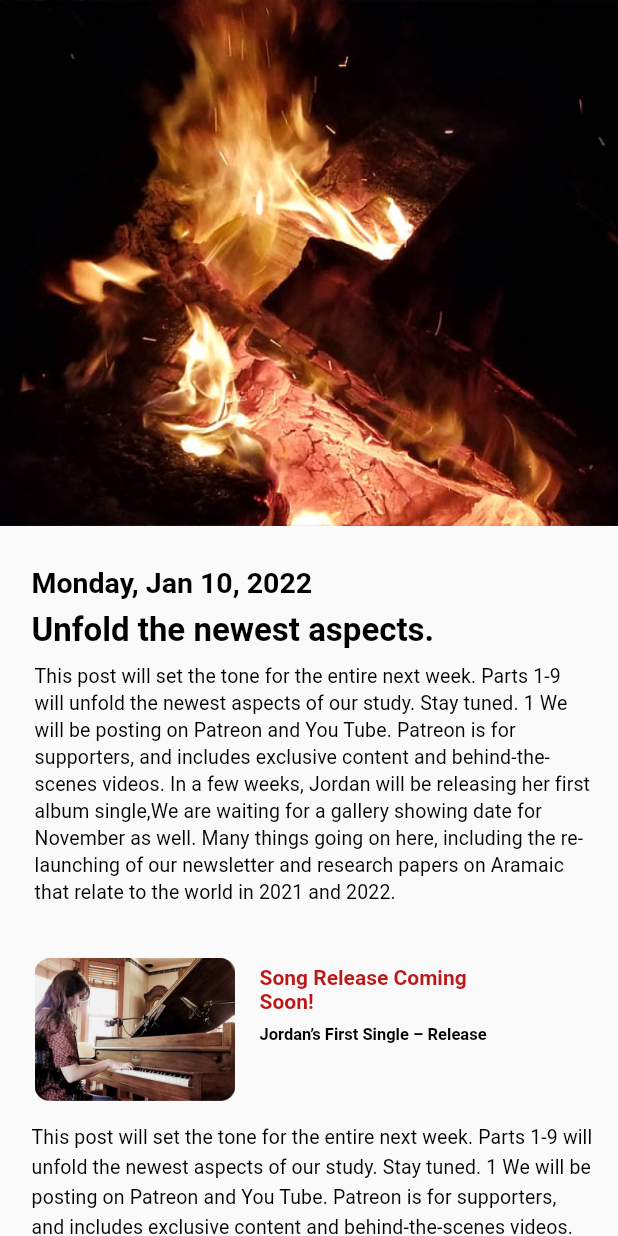
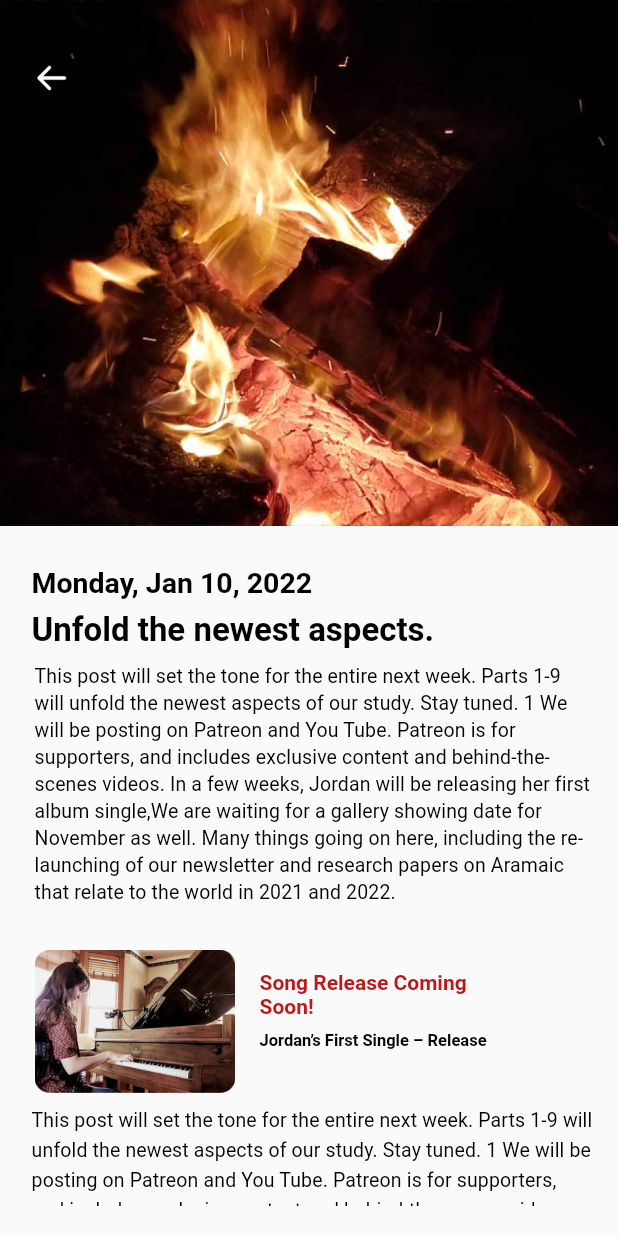
Before and after one commit to abhimanyu-worksdelight/daily_reach, a Flutter app: the Feed screen opened directly, after a tap on "Monday, Jan 10, 2022", on a phone screen of 412 x 824 dp. Run offline on Flutter 3.47's test engine with Material 2 defaults, Android fonts, the phone set to English and light mode, and no system bars; our stand-ins replace chewie, country_code_picker, flutter_svg, video_player; Roboto replaces fonts that are missing (assets/fonts/segui.TTf).

Commit message:
post detail

```diff
--- a/lib/Feed.dart
+++ b/lib/Feed.dart
@@ -17,6 +17,7 @@ class _Feed extends State<Feed> {
   @override
   Widget build(BuildContext context) {
     return Scaffold(
+      backgroundColor:Colors.white ,
         body: Column(
       children: [
         Padding(
@@ -47,7 +48,7 @@ class _Feed extends State<Feed> {
                       Navigator.push(
                           context,
                           MaterialPageRoute(
-                              builder: (context) =>NotificationScreen ()));
+                              builder: (context) =>Notefication ()));
                     },
                   child:Image.asset(
                     "assets/images/bell.png",
@@ -139,13 +140,13 @@ class _Feed extends State<Feed> {
                         child: Row(mainAxisAlignment: MainAxisAlignment.spaceBetween,
                           children: [Row(
                             children: [
-                            Container(
+                            Container(width:44,height: 17,
                               padding: const EdgeInsets.all(4),
                               child: Text(
                                 "Music",
                                 textAlign: TextAlign.center,
                                 style: TextStyle(
-                                    fontWeight: FontWeight.w400,
+                                    fontWeight: FontWeight.w600,
                                     fontSize: 10,
                                     fontFamily: "assets/fonts/segui.TTf",
                                     color: Colors.black),
@@ -169,13 +170,13 @@ class _Feed extends State<Feed> {
                             SizedBox(
                               width: 10,
                             ),
-                            Container(
+                              Container(width:44,height: 17,
                               padding: const EdgeInsets.all(4),
                               child: Text(
                                 "Movie",
                                 textAlign: TextAlign.center,
                                 style: TextStyle(
-                                    fontWeight: FontWeight.w400,
+                                    fontWeight: FontWeight.w600,
                                     fontSize: 10,
                                     fontFamily: "assets/fonts/segui.TTf",
                                     color: Colors.black),
--- a/lib/PostDetail.dart
+++ b/lib/PostDetail.dart
@@ -1,6 +1,8 @@
 import 'package:flutter/material.dart';
 
+import 'Feed.dart';
 import 'FirstPage.dart';
+import 'SplashScreen.dart';
 class PostDetail extends StatefulWidget{
   @override
   State<StatefulWidget> createState() {
@@ -12,20 +14,43 @@ class _PostDetail extends   State<StatefulWidget>{
   @override
   Widget build(BuildContext context) {
     return Scaffold(
-      body: SafeArea(
-        child: Column(
+      body: Column(
+        children: [
+      Stack(
           children: [ Container(
           child:(Image.asset("assets/images/daily2.png" )
 
-          )
-        ),
+          ),
+
+    ),
+            Padding(
+                padding: EdgeInsets.fromLTRB(21,40, 7, 23),
+                child:
+                Row(mainAxisAlignment: MainAxisAlignment.start, children: [
+                  GestureDetector(
+                    onTap: () {
+                     Navigator.pop(context);
+                    },
+
+                      child:Image.asset(
+                        "assets/images/arrowvector.png",color: Colors.white,
+                        width: 24,
+                        height: 24,
+                      ),
+                    ),
+                  // ),
+                ]
+                )
+            ),
+
+          ]),
+
 Expanded(child:
             ListView.builder(
               itemCount: 1,
               shrinkWrap: true,
               itemBuilder: (BuildContext context, int index) { return GestureDetector(onTap: (){
-                Navigator.push(context,
-                    MaterialPageRoute(builder: (context) =>  FirstPage()));
+
               },
                 child:
 
@@ -100,7 +125,7 @@ Expanded(child:
               Flexible(child:
               Column(mainAxisSize: MainAxisSize.min,
               children: [  Container(
-              padding: EdgeInsets.fromLTRB(16,40,0,0),
+              padding: EdgeInsets.fromLTRB(16,35,0,0),
               child: Row(mainAxisAlignment: MainAxisAlignment.spaceBetween,
               children:const [ Text("Song Release Coming \nSoon!"
               , style: TextStyle(
@@ -118,7 +143,7 @@ Expanded(child:
                 ),
                 ),
                 Container(
-                  padding: EdgeInsets.fromLTRB(16,8,0,43),
+                  padding: EdgeInsets.fromLTRB(16,8,0,20),
                   child: Row(mainAxisAlignment: MainAxisAlignment.spaceBetween,
                       children:const [ Text("Jordan’s First Single – Release"
                           , style: TextStyle( overflow: TextOverflow.ellipsis,
@@ -172,12 +197,17 @@ Expanded(child:
 
               },
             ),
+),
+Container(height: 20,
+
 )
               ],
             ),
-      )
+
 
     );
+
+
   }
 
 }
--- a/pubspec.yaml
+++ b/pubspec.yaml
@@ -39,7 +39,6 @@ dependencies:
   chewie: ^1.2.2
   video_player: ^2.2.13
   country_code_picker: ^2.0.2
-  flutter_native_splash: ^2.0.1+1
 
 
 
```
Also changed, not shown: lib/Notification.dart (+9 -9 lines), lib/main.dart (+15 -16 lines), pubspec.lock.
